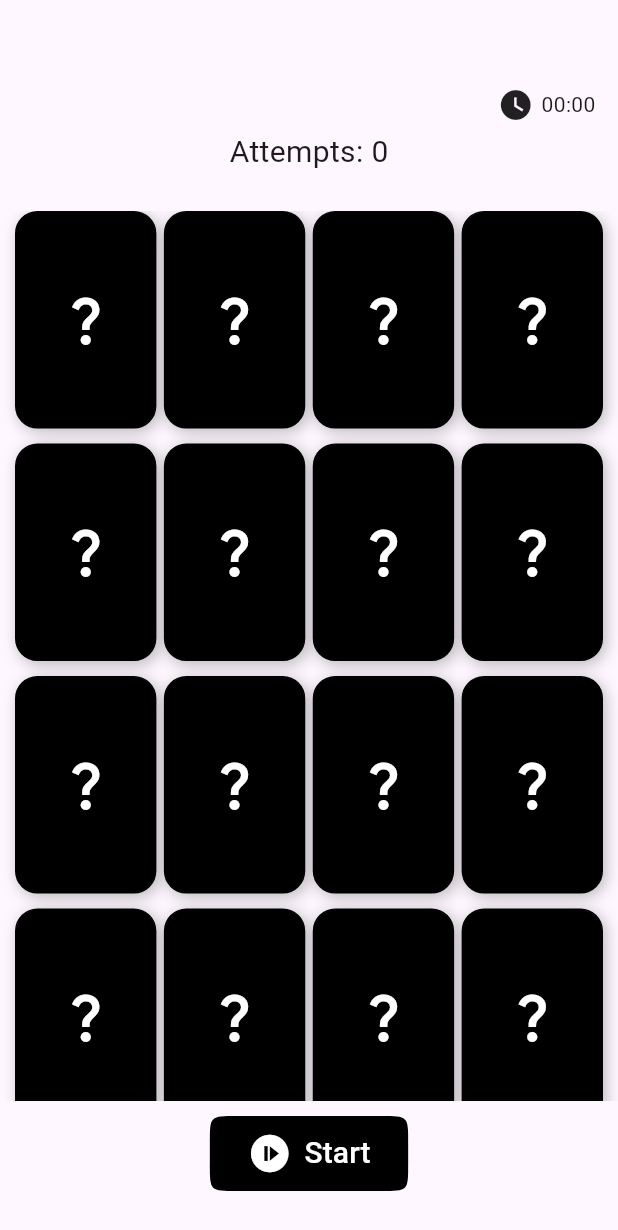
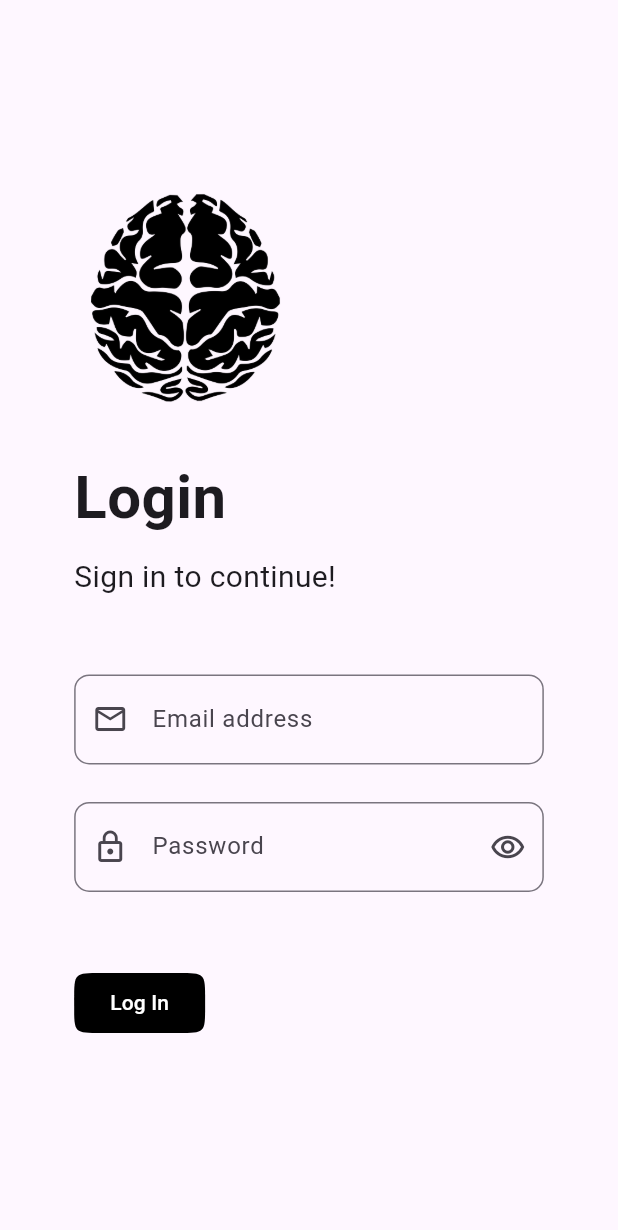
Before and after one commit to Maximus113M/memory_game, a Flutter app: the screen it shows after launch, on a phone screen of 412 x 824 dp. Shown: the top 1230 px of the screen. Run offline on Flutter 3.47's test engine with Material 3 defaults, Android fonts, the light colour scheme and no system bars; our stand-ins replace animate_do, go_router.

Commit message:
new splash & log in screen in process

```diff
--- /dev/null
+++ b/lib/config/routes/app_router.dart
@@ -0,0 +1,22 @@
+import 'package:go_router/go_router.dart';
+import 'package:memory_game/features/home/presentation/screens/home_page.dart';
+import 'package:memory_game/features/login/presentation/screens/log_in_page.dart';
+import 'package:memory_game/features/splash/presentation/screens/splash_page.dart';
+
+final appRouter = GoRouter(initialLocation: '/', routes: [
+  GoRoute(
+    path: '/',
+    name: SplashPage.name,
+    builder: (context, state) => const SplashPage(),
+  ),
+  GoRoute(
+    path: '/login',
+    name: LogInPage.name,
+    builder: (context, state) => const LogInPage(),
+  ),
+  GoRoute(
+    path: '/home',
+    name: HomePage.name,
+    builder: (context, state) => const HomePage(),
+  ),
+]);
--- a/lib/config/utils/constanst/app_assets.dart
+++ b/lib/config/utils/constanst/app_assets.dart
@@ -1,3 +1,5 @@
 class AppAssets {
   static String bmo = 'assets/gif/bmo.gif';
+  static String brain = 'assets/images/brain-1.png';
+  static String brain2 = 'assets/images/brain-2.png';
 }
--- a/lib/features/home/presentation/screens/home_page.dart
+++ b/lib/features/home/presentation/screens/home_page.dart
@@ -7,6 +7,8 @@ import 'package:memory_game/features/home/presentation/providers/home_provider.d
 import 'package:provider/provider.dart';
 
 class HomePage extends StatelessWidget {
+  static const name = '/home';
+
   const HomePage({super.key});
 
   @override
--- /dev/null
+++ b/lib/features/login/presentation/providers/log_in_provider.dart
@@ -0,0 +1,15 @@
+import 'package:flutter/material.dart';
+
+class LogInProvider with ChangeNotifier {
+  bool isHiden = true;
+  LogInProvider();
+
+  void toggleVisibility(StateSetter setState) {
+    isHiden = !isHiden;
+    setState(
+      () {},
+    );
+    print('Mamahuevooooooooooooooooooooo');
+    notifyListeners();
+  }
+}
--- /dev/null
+++ b/lib/features/login/presentation/screens/log_in_page.dart
@@ -0,0 +1,19 @@
+import 'package:flutter/material.dart';
+
+import 'package:memory_game/features/login/presentation/providers/log_in_provider.dart';
+import 'package:memory_game/features/login/presentation/widgets/log_in_body.dart';
+
+import 'package:provider/provider.dart';
+
+class LogInPage extends StatelessWidget {
+  static const name = '/login';
+
+  const LogInPage({super.key});
+
+  @override
+  Widget build(BuildContext context) {
+    return Scaffold(
+      body: LogInBody(logInProvider: Provider.of<LogInProvider>(context)),
+    );
+  }
+}
--- /dev/null
+++ b/lib/features/login/presentation/widgets/custom_text_form.dart
@@ -0,0 +1,39 @@
+import 'package:flutter/material.dart';
+
+class CustomTextForm extends StatelessWidget {
+  final IconData icon;
+  final String text;
+  final bool showPassword;
+  final bool isHiden;
+  final Function()? toggleVisibility;
+  const CustomTextForm(
+      {super.key,
+      required this.icon,
+      required this.text,
+      required this.showPassword,
+      this.toggleVisibility,
+      this.isHiden = false});
+
+  @override
+  Widget build(BuildContext context) {
+    return TextFormField(
+      decoration: InputDecoration(
+          border: const OutlineInputBorder(
+            borderRadius: BorderRadius.all(
+              Radius.circular(10),
+            ),
+          ),
+          contentPadding:
+              const EdgeInsets.symmetric(vertical: 18, horizontal: 15),
+          prefixIcon: Icon(icon),
+          suffixIcon: showPassword
+              ? IconButton(
+                  onPressed: () => toggleVisibility!(),
+                  icon: const Icon(Icons.remove_red_eye_outlined),
+                )
+              : null,
+          hintText: text),
+      obscureText: isHiden,
+    );
+  }
+}
--- /dev/null
+++ b/lib/features/login/presentation/widgets/log_in_body.dart
@@ -0,0 +1,76 @@
+import 'package:flutter/material.dart';
+import 'package:go_router/go_router.dart';
+import 'package:memory_game/config/shared/widgets/shared_widgets.dart';
+
+import 'package:memory_game/config/utils/utils.dart';
+import 'package:memory_game/features/login/presentation/providers/log_in_provider.dart';
+import 'package:memory_game/features/login/presentation/widgets/custom_text_form.dart';
+
+class LogInBody extends StatelessWidget {
+  final LogInProvider logInProvider;
+  const LogInBody({super.key, required this.logInProvider});
+
+  @override
+  Widget build(BuildContext context) {
+    return StatefulBuilder(builder: (BuildContext context, setState) {
+      return SingleChildScrollView(
+        child: Padding(
+          padding: EdgeInsets.symmetric(horizontal: ScreenSize.width * 0.12),
+          child: Column(
+            crossAxisAlignment: CrossAxisAlignment.start,
+            children: [
+              SizedBox(
+                height: ScreenSize.height * 0.15,
+              ),
+              Image.asset(AppAssets.brain2, height: 150),
+              const SizedBox(
+                height: 30,
+              ),
+              const Text(
+                'Login',
+                style: TextStyle(fontSize: 40, fontWeight: FontWeight.w600),
+              ),
+              const SizedBox(
+                height: 10,
+              ),
+              const Text(
+                'Sign in to continue!',
+                style: TextStyle(
+                  fontSize: 20,
+                ),
+              ),
+              const SizedBox(
+                height: 50,
+              ),
+              const CustomTextForm(
+                  icon: Icons.mail_outlined,
+                  text: 'Email address',
+                  showPassword: false),
+              const SizedBox(
+                height: 25,
+              ),
+              CustomTextForm(
+                  icon: Icons.lock_outline,
+                  text: 'Password',
+                  showPassword: true,
+                  isHiden: logInProvider.isHiden,
+                  toggleVisibility: () {
+                    logInProvider.toggleVisibility(setState);
+                    print(logInProvider.isHiden);
+                  }),
+              const SizedBox(
+                height: 50,
+              ),
+              CustomFilledButton(
+                text: 'Log In',
+                onPress: () {
+                  GoRouter.of(context).push('/home');
+                },
+              )
+            ],
+          ),
+        ),
+      );
+    });
+  }
+}
--- a/lib/main.dart
+++ b/lib/main.dart
@@ -1,13 +1,19 @@
 import 'package:flutter/material.dart';
 
-import 'package:memory_game/features/home/presentation/screens/home_page.dart';
+import 'package:memory_game/config/routes/app_router.dart';
+import 'package:memory_game/features/login/presentation/providers/log_in_provider.dart';
+import 'package:memory_game/features/splash/presentation/providers/splash_provider.dart';
 import 'package:memory_game/features/home/presentation/providers/home_provider.dart';
 
 import 'package:provider/provider.dart';
 
 void main() {
+  WidgetsFlutterBinding.ensureInitialized();
+
   runApp(
     MultiProvider(providers: [
+      ChangeNotifierProvider(create: (context) => SplashProvider()),
+      ChangeNotifierProvider(create: (context) => LogInProvider()),
       ChangeNotifierProvider(create: (context) => HomeProvider()),
     ], child: const MyApp()),
   );
@@ -18,14 +24,14 @@ class MyApp extends StatelessWidget {
 
   @override
   Widget build(BuildContext context) {
-    return MaterialApp(
+    return MaterialApp.router(
       title: 'Memory Game',
       debugShowCheckedModeBanner: false,
+      routerConfig: appRouter,
       theme: ThemeData(
         colorScheme: ColorScheme.fromSeed(seedColor: Colors.deepPurple),
         useMaterial3: true,
       ),
-      home: const HomePage(),
     );
   }
 }
--- a/pubspec.yaml
+++ b/pubspec.yaml
@@ -22,10 +22,12 @@ environment:
   sdk: '>=3.1.0 <4.0.0'
 
 dependencies:
+  animate_do: ^3.1.2
   cupertino_icons: ^1.0.2
   flip_card: ^0.7.0
   flutter:
     sdk: flutter
+  go_router: ^13.0.1
   provider: ^6.1.1
 
 dev_dependencies:
@@ -45,6 +47,7 @@ flutter:
   # To add assets to your application, add an assets section, like this:
   assets:
     - assets/gif/
+    - assets/images/
   # An image asset can refer to one or more resolution-specific "variants", see
   # https://flutter.dev/assets-and-images/#resolution-aware
   # For details regarding adding assets from package dependencies, see
```
Also changed, not shown: lib/features/home/presentation/providers/home_provider.dart (+16 -11 lines), lib/features/home/presentation/widgets/home_body.dart (+28 -6 lines), lib/features/splash/presentation/providers/splash_provider.dart (added, +11 -0 lines), lib/features/splash/presentation/screens/splash_page.dart (added, +20 -0 lines), lib/features/splash/presentation/widgets/splash_body.dart (added, +54 -0 lines), assets/images/brain-1.png (added), assets/images/brain-2.png (added), pubspec.lock.
